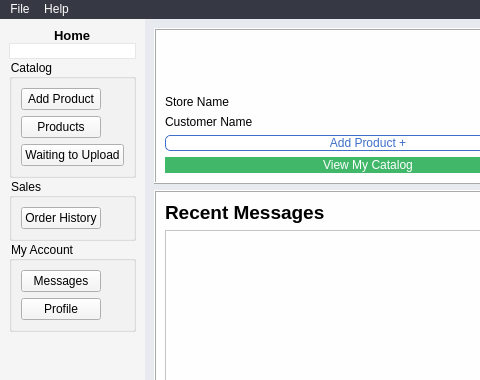
Old version of the form ui_redesign/main_window_redesign.ui in the repository jwfraustro/laughing-waddle; both pictures show x 0 to 480 and y 0 to 380 of the 1024 by 768 pixel window.
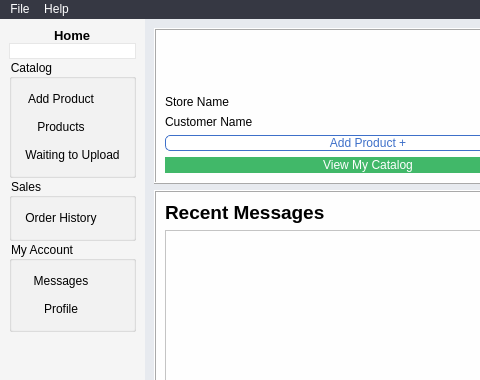
New version of the form. The open tabs and pages were chosen to show the change. Icons and pictures are not drawn.

What changed in the file:
```diff
--- a/ui_redesign/main_window_redesign.ui
+++ b/ui_redesign/main_window_redesign.ui
@@ -146,10 +146,10 @@
           <bool>true</bool>
          </property>
          <layout class="QVBoxLayout" name="verticalLayout_2">
-          <item>
+          <item alignment="Qt::AlignLeft">
            <widget class="QPushButton" name="addProductBtn_2">
             <property name="sizePolicy">
-             <sizepolicy hsizetype="Fixed" vsizetype="Fixed">
+             <sizepolicy hsizetype="Minimum" vsizetype="Fixed">
               <horstretch>0</horstretch>
               <verstretch>0</verstretch>
              </sizepolicy>
@@ -160,15 +160,25 @@
             <property name="toolTip">
              <string>&lt;html&gt;&lt;head/&gt;&lt;body&gt;&lt;p&gt;Add a New Product&lt;/p&gt;&lt;/body&gt;&lt;/html&gt;</string>
             </property>
+            <property name="styleSheet">
+             <string notr="true">background-color: rgb(255, 255, 255);</string>
+            </property>
             <property name="text">
              <string>Add Product</string>
             </property>
+            <property name="icon">
+             <iconset resource="RESOURCES.qrc">
+              <normaloff>:/ti/assets/icons/plus.svg</normaloff>:/ti/assets/icons/plus.svg</iconset>
+            </property>
+            <property name="flat">
+             <bool>true</bool>
+            </property>
            </widget>
           </item>
-          <item>
+          <item alignment="Qt::AlignLeft">
            <widget class="QPushButton" name="productsBtn">
             <property name="sizePolicy">
-             <sizepolicy hsizetype="Fixed" vsizetype="MinimumExpanding">
+             <sizepolicy hsizetype="Minimum" vsizetype="MinimumExpanding">
               <horstretch>0</horstretch>
               <verstretch>0</verstretch>
              </sizepolicy>
@@ -198,14 +208,14 @@
              <bool>true</bool>
             </property>
             <property name="flat">
-             <bool>false</bool>
+             <bool>true</bool>
             </property>
            </widget>
           </item>
-          <item>
+          <item alignment="Qt::AlignLeft">
            <widget class="QPushButton" name="pendBtn">
             <property name="sizePolicy">
-             <sizepolicy hsizetype="Fixed" vsizetype="Fixed">
+             <sizepolicy hsizetype="Minimum" vsizetype="Fixed">
               <horstretch>0</horstretch>
               <verstretch>0</verstretch>
              </sizepolicy>
@@ -219,6 +229,9 @@
             <property name="text">
              <string>Waiting to Upload</string>
             </property>
+            <property name="flat">
+             <bool>true</bool>
+            </property>
             <attribute name="buttonGroup">
              <string notr="true">main_view_group</string>
             </attribute>
@@ -242,10 +255,10 @@
           <bool>true</bool>
          </property>
          <layout class="QVBoxLayout" name="verticalLayout_3">
-          <item>
+          <item alignment="Qt::AlignLeft">
            <widget class="QPushButton" name="ordersBtn">
             <property name="sizePolicy">
-             <sizepolicy hsizetype="Fixed" vsizetype="Fixed">
+             <sizepolicy hsizetype="Minimum" vsizetype="Fixed">
               <horstretch>0</horstretch>
               <verstretch>0</verstretch>
              </sizepolicy>
@@ -256,9 +269,19 @@
             <property name="toolTip">
              <string>&lt;html&gt;&lt;head/&gt;&lt;body&gt;&lt;p&gt;Sales History&lt;/p&gt;&lt;/body&gt;&lt;/html&gt;</string>
             </property>
+            <property name="styleSheet">
+             <string notr="true">font: 75 9pt &quot;Open Sans&quot;;</string>
+            </property>
             <property name="text">
              <string>Order History</string>
             </property>
+            <property name="icon">
+             <iconset resource="RESOURCES.qrc">
+              <normaloff>:/ti/assets/icons/money.svg</normaloff>:/ti/assets/icons/money.svg</iconset>
+            </property>
+            <property name="flat">
+             <bool>true</bool>
+            </property>
            </widget>
           </item>
          </layout>
@@ -282,7 +305,7 @@
           <item alignment="Qt::AlignLeft">
            <widget class="QPushButton" name="messagesBtn">
             <property name="sizePolicy">
-             <sizepolicy hsizetype="Fixed" vsizetype="Fixed">
+             <sizepolicy hsizetype="Minimum" vsizetype="Fixed">
               <horstretch>0</horstretch>
               <verstretch>0</verstretch>
              </sizepolicy>
@@ -296,12 +319,19 @@
             <property name="text">
              <string>Messages</string>
             </property>
+            <property name="icon">
+             <iconset resource="RESOURCES.qrc">
+              <normaloff>:/imgs/assets/icons/email.svg</normaloff>:/imgs/assets/icons/email.svg</iconset>
+            </property>
+            <property name="flat">
+             <bool>true</bool>
+            </property>
            </widget>
           </item>
-          <item>
+          <item alignment="Qt::AlignLeft">
            <widget class="QPushButton" name="profileBtn">
             <property name="sizePolicy">
-             <sizepolicy hsizetype="Fixed" vsizetype="Fixed">
+             <sizepolicy hsizetype="Minimum" vsizetype="Fixed">
               <horstretch>0</horstretch>
               <verstretch>0</verstretch>
              </sizepolicy>
@@ -315,6 +345,13 @@
             <property name="text">
              <string>Profile</string>
             </property>
+            <property name="icon">
+             <iconset resource="RESOURCES.qrc">
+              <normaloff>:/ti/assets/icons/user.svg</normaloff>:/ti/assets/icons/user.svg</iconset>
+            </property>
+            <property name="flat">
+             <bool>true</bool>
+            </property>
            </widget>
           </item>
          </layout>
```
Left out of the diff: 65 changed lines with no effect on the pictures.
